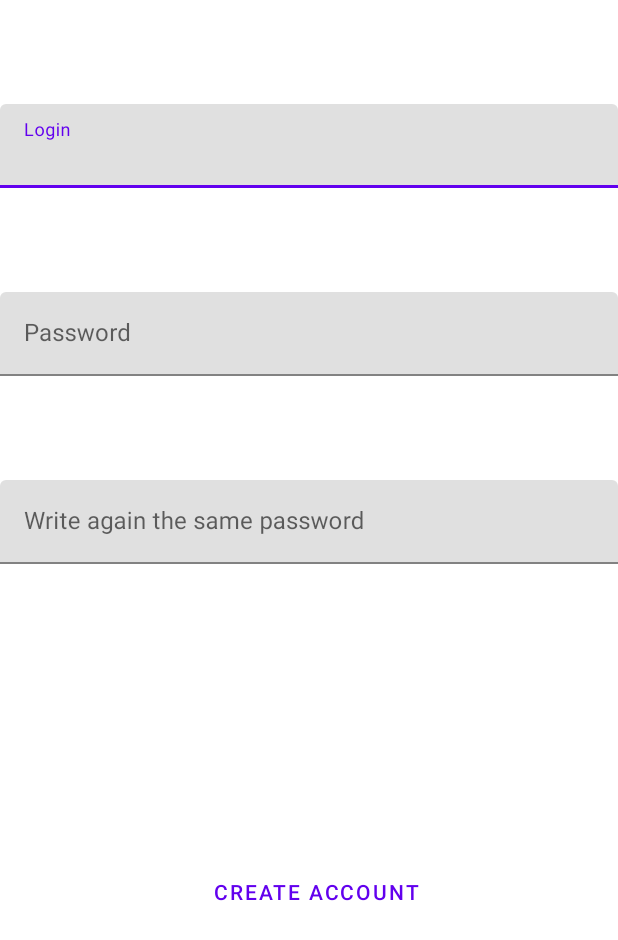
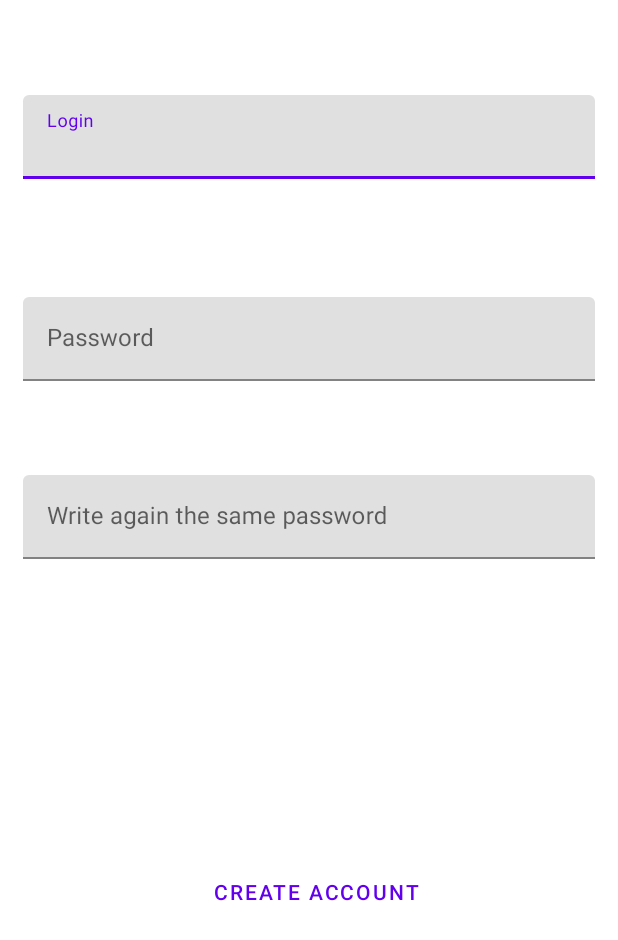
Before and after one commit to marn974/4A_project, an Android app: the CreateAccountActivity screen opened directly, with no data from a screen before it, on a phone screen of 412 x 824 dp. Shown: the top 940 px of the screen. Run offline under Robolectric (Android 15) with nearby library versions, the phone set to English and light mode, and no system bars; our stand-ins replace Room's generated code.

Commit message:
[features] add margins in create account xml

```diff
--- a/app/src/main/AndroidManifest.xml
+++ b/app/src/main/AndroidManifest.xml
@@ -7,9 +7,9 @@
     <application
         android:name=".injection.EsieaApplication"
         android:allowBackup="true"
-        android:icon="@mipmap/ic_launcher"
+        android:icon="@mipmap/ghibli_launcher"
         android:label="@string/app_name"
-        android:roundIcon="@mipmap/ic_launcher_round"
+        android:roundIcon="@mipmap/ghibli_launcher"
         android:supportsRtl="true"
         android:theme="@style/AppTheme">
         <activity android:name=".presentation.accountCreation.CreateAccountActivity"></activity>
--- a/app/src/main/res/layout/activity_create_account.xml
+++ b/app/src/main/res/layout/activity_create_account.xml
@@ -27,6 +27,11 @@
         android:layout_width="match_parent"
         android:layout_height="wrap_content"
         android:hint="Login"
+        android:layout_margin="15dp"
+
+        android:layout_marginTop="15dp"
+        android:layout_marginBottom="15dp"
+
         app:layout_constraintBottom_toTopOf="@+id/password_input"
         app:layout_constraintEnd_toEndOf="parent"
         app:layout_constraintStart_toStartOf="parent"
@@ -46,6 +51,11 @@
         android:layout_width="match_parent"
         android:layout_height="wrap_content"
         android:hint="Password"
+
+        android:layout_margin="15dp"
+
+        android:layout_marginTop="15dp"
+        android:layout_marginBottom="15dp"
         app:layout_constraintBottom_toTopOf="@+id/password_checking_input"
         app:layout_constraintEnd_toEndOf="parent"
         app:layout_constraintStart_toStartOf="parent"
@@ -65,6 +75,11 @@
         android:layout_width="match_parent"
         android:layout_height="wrap_content"
         android:hint="Write again the same password"
+
+        android:layout_margin="15dp"
+
+        android:layout_marginTop="15dp"
+        android:layout_marginBottom="15dp"
         app:layout_constraintBottom_toTopOf="@+id/create_account_button"
         app:layout_constraintEnd_toEndOf="parent"
         app:layout_constraintStart_toStartOf="parent"
--- /dev/null
+++ b/app/src/main/res/layout/activity_movie_ghibli.xml
@@ -0,0 +1,6 @@
+<?xml version="1.0" encoding="utf-8"?>
+<androidx.constraintlayout.widget.ConstraintLayout
+    xmlns:android="http://schemas.android.com/apk/res/android" android:layout_width="match_parent"
+    android:layout_height="match_parent">
+
+</androidx.constraintlayout.widget.ConstraintLayout>
```
Also changed, not shown: app/src/main/java/com/example/a4a_project/presentation/displayGhibliMovies/ListAdapter.kt (+9 -5 lines), app/src/main/java/com/example/a4a_project/presentation/displayMovieInformation/GhibliMovieActivity.kt (added, +18 -0 lines).
